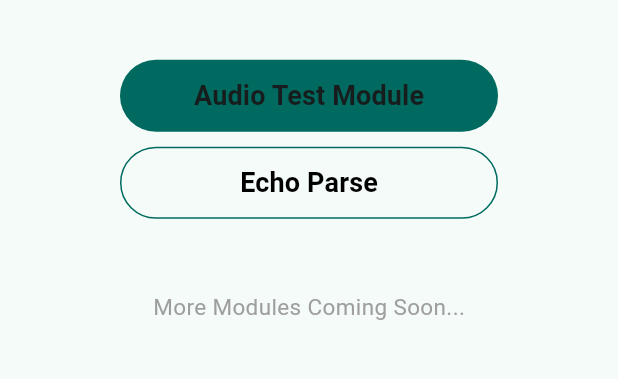
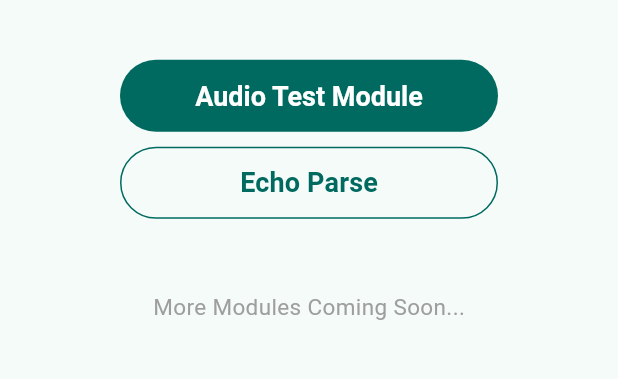
Before and after one commit to HearMate/hear-mate-app, a Flutter app: the screen it shows after launch, on a phone screen of 412 x 824 dp, the part 616-995 px from its top. Run offline on Flutter 3.47's test engine with Material 3 defaults, Android fonts, the phone set to English and light mode, and no system bars; our stand-ins replace audioplayers, bloc, file_picker, fl_chart, flutter_bloc, flutter_svg and 3 more; generated files the repository leaves out were written again.

Commit message:
Remove button styles from HomePage for consistency with theme defaults

```diff
--- a/lib/home_page.dart
+++ b/lib/home_page.dart
@@ -31,13 +31,11 @@ class HomePage extends StatelessWidget {
 
               // Audio Test Module button
               FilledButton(
-                style: Theme.of(context).filledButtonTheme.style,
                 onPressed: () {
                   Navigator.pushNamed(context, '/hearing_test/welcome');
                 },
                 child: Text(
                   AppLocalizations.of(context)!.homepage_button_audioTest,
-                  style: Theme.of(context).textTheme.labelLarge,
                 ),
               ),
 
@@ -45,18 +43,11 @@ class HomePage extends StatelessWidget {
 
               // Echo Parse button
               OutlinedButton(
-                style: Theme.of(context).outlinedButtonTheme.style,
                 onPressed: () {
                   Navigator.pushNamed(context, '/echo_parse/welcome');
                 },
                 child: Text(
                   'Echo Parse',
-                  style: Theme.of(context).textTheme.labelLarge?.copyWith(
-                    color:
-                        Theme.of(context).brightness == Brightness.dark
-                            ? Colors.white
-                            : Colors.black,
-                  ),
                 ),
               ),
 
```
